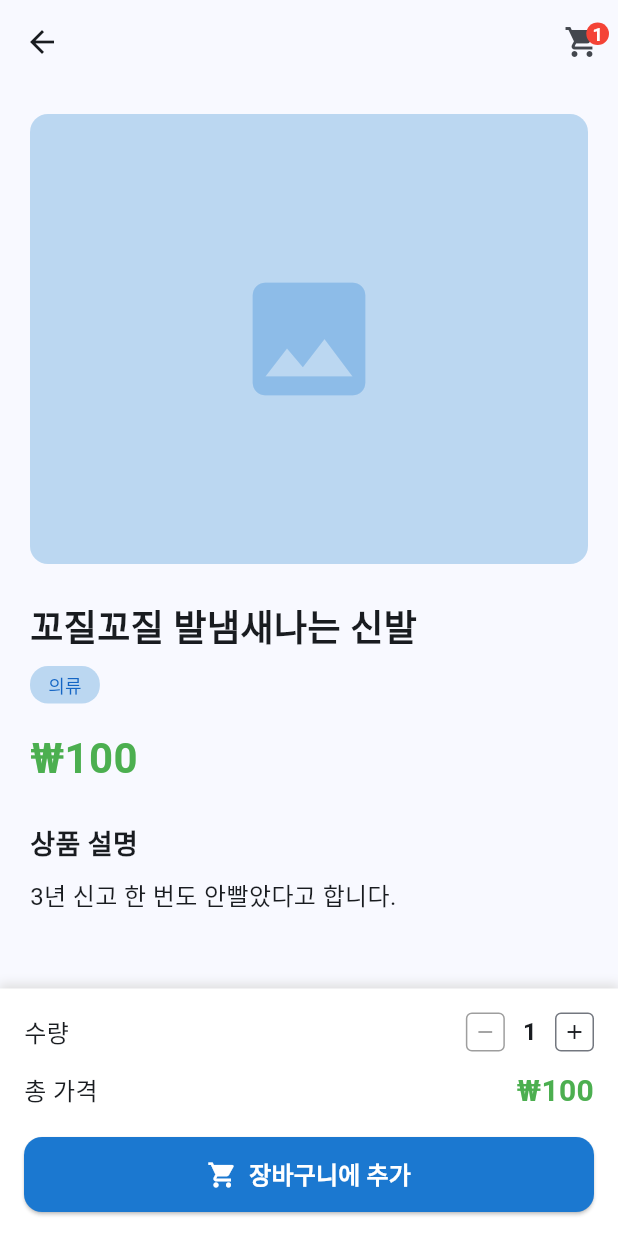
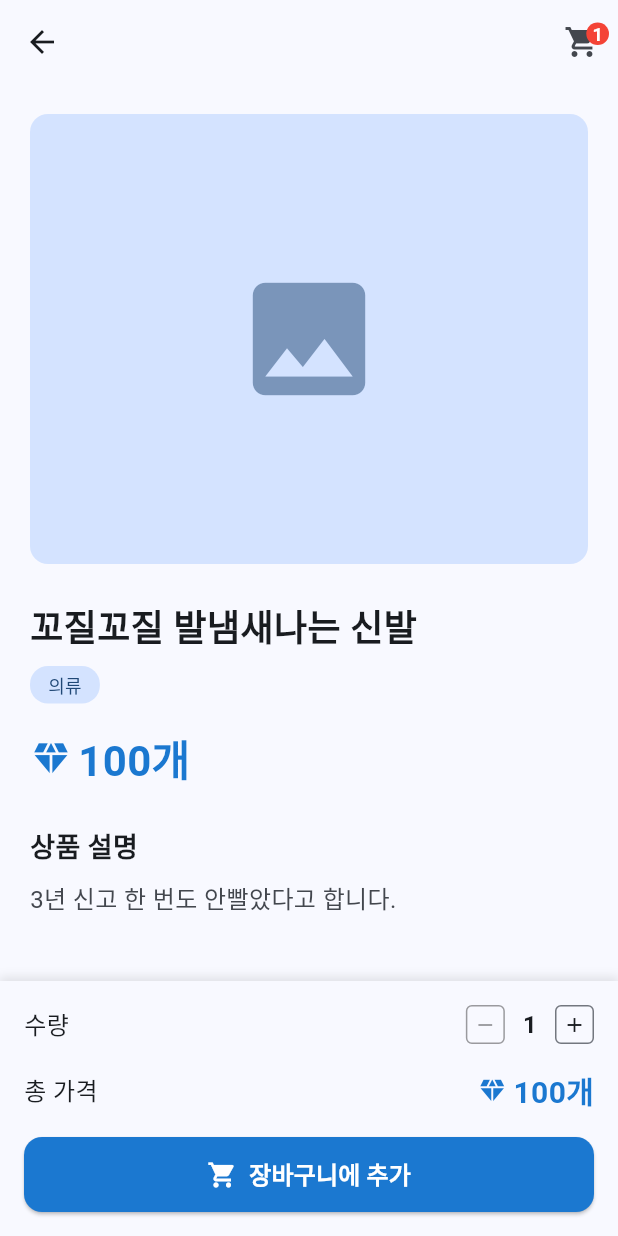
Before and after one commit to fireonmac/sparta-venture-assignments, a Flutter app: the screen it shows after launch, after a tap on an icon or button, on a phone screen of 412 x 824 dp. Run offline on Flutter 3.47's test engine with Material 3 defaults, Android fonts, the phone set to English and light mode, and no system bars; network calls fail.

Commit message:
상세 페이지 다크모드 컬러 충돌 개선

```diff
--- a/flutter_basic_venture/lib/src/view/products/product_detail_screen.dart
+++ b/flutter_basic_venture/lib/src/view/products/product_detail_screen.dart
@@ -30,13 +30,20 @@ class _ProductDetailScreenState extends State<ProductDetailScreen> {
   Widget build(BuildContext context) {
     final productsNotifier = ProductsContainer.of(context);
     final cartNotifier = CartContainer.of(context);
+    final ThemeData theme = Theme.of(context);
+    final ColorScheme colorScheme = theme.colorScheme;
 
     final product = productsNotifier.getProductById(widget.productId);
 
     if (product == null) {
       return Scaffold(
         appBar: AppBar(title: const Text('상품을 찾을 수 없습니다')),
-        body: const Center(child: Text('존재하지 않는 상품입니다.')),
+        body: Center(
+          child: Text(
+            '존재하지 않는 상품입니다.',
+            style: TextStyle(color: colorScheme.onSurface),
+          ),
+        ),
       );
     }
 
@@ -53,13 +60,13 @@ class _ProductDetailScreenState extends State<ProductDetailScreen> {
                 width: double.infinity,
                 height: 300,
                 decoration: BoxDecoration(
-                  color: Styles.primaryColor.shade100,
+                  color: colorScheme.primaryContainer,
                   borderRadius: Styles.cardBorderRadius,
                 ),
                 child: Icon(
                   Icons.image,
                   size: 100,
-                  color: Styles.primaryColor.shade200,
+                  color: colorScheme.onPrimaryContainer.withOpacity(0.5),
                 ),
               ),
 
@@ -68,9 +75,10 @@ class _ProductDetailScreenState extends State<ProductDetailScreen> {
               // 상품명
               Text(
                 product.name,
-                style: const TextStyle(
+                style: TextStyle(
                   fontSize: 24,
                   fontWeight: FontWeight.bold,
+                  color: colorScheme.onSurface,
                 ),
               ),
 
@@ -83,13 +91,13 @@ class _ProductDetailScreenState extends State<ProductDetailScreen> {
                   vertical: 4,
                 ),
                 decoration: BoxDecoration(
-                  color: Styles.primaryColor.shade100,
+                  color: colorScheme.primaryContainer,
                   borderRadius: BorderRadius.circular(12),
                 ),
                 child: Text(
                   product.category,
                   style: TextStyle(
-                    color: Styles.primaryColor.shade700,
+                    color: colorScheme.onPrimaryContainer,
                     fontSize: 12,
                     fontWeight: FontWeight.w500,
                   ),
@@ -99,13 +107,19 @@ class _ProductDetailScreenState extends State<ProductDetailScreen> {
               const SizedBox(height: 16),
 
               // 가격
+              Row(
+                children: [
+                  Icon(Icons.diamond, color: Styles.primaryColor, size: 28),
+                  const SizedBox(width: 4.0),
                   Text(
-                '₩${product.price.toStringAsFixed(0)}',
-                style: const TextStyle(
+                    '${product.price.toStringAsFixed(0)}개',
+                    style: TextStyle(
+                      color: Styles.primaryColor,
+                      fontWeight: FontWeight.bold,
                       fontSize: 28,
-                  fontWeight: FontWeight.bold,
-                  color: Colors.green,
                     ),
+                  ),
+                ],
               ),
 
               const SizedBox(height: 24),
@@ -113,15 +127,20 @@ class _ProductDetailScreenState extends State<ProductDetailScreen> {
               // 상품 설명
               Text(
                 '상품 설명',
-                style: const TextStyle(
+                style: TextStyle(
                   fontSize: 18,
                   fontWeight: FontWeight.bold,
+                  color: colorScheme.onSurface,
                 ),
               ),
               const SizedBox(height: 8),
               Text(
                 product.description,
-                style: const TextStyle(fontSize: 16, height: 1.5),
+                style: TextStyle(
+                  fontSize: 16,
+                  height: 1.5,
+                  color: colorScheme.onSurfaceVariant,
+                ),
               ),
 
               // 하단 여백
@@ -133,10 +152,10 @@ class _ProductDetailScreenState extends State<ProductDetailScreen> {
       bottomNavigationBar: Container(
         padding: const EdgeInsets.all(16),
         decoration: BoxDecoration(
-          color: Colors.white,
+          color: colorScheme.surface,
           boxShadow: [
             BoxShadow(
-              color: Colors.grey.shade300,
+              color: colorScheme.shadow.withOpacity(0.1),
               spreadRadius: 1,
               blurRadius: 5,
               offset: const Offset(0, -2),
@@ -151,9 +170,13 @@ class _ProductDetailScreenState extends State<ProductDetailScreen> {
               Row(
                 mainAxisAlignment: MainAxisAlignment.spaceBetween,
                 children: [
-                  const Text(
+                  Text(
                     '수량',
-                    style: TextStyle(fontSize: 16, fontWeight: FontWeight.w500),
+                    style: TextStyle(
+                      fontSize: 16,
+                      fontWeight: FontWeight.w500,
+                      color: colorScheme.onSurface,
+                    ),
                   ),
                   QuantityControl(
                     quantity: _quantity,
@@ -163,23 +186,34 @@ class _ProductDetailScreenState extends State<ProductDetailScreen> {
                 ],
               ),
 
-              const SizedBox(height: 12),
+              const SizedBox(height: 16),
 
               // 총 가격
               Row(
                 mainAxisAlignment: MainAxisAlignment.spaceBetween,
                 children: [
-                  const Text(
+                  Text(
                     '총 가격',
-                    style: TextStyle(fontSize: 16, fontWeight: FontWeight.w500),
+                    style: TextStyle(
+                      fontSize: 16,
+                      fontWeight: FontWeight.w500,
+                      color: colorScheme.onSurface,
                     ),
+                  ),
+
+                  Row(
+                    children: [
+                      Icon(Icons.diamond, color: Styles.primaryColor, size: 20),
+                      const SizedBox(width: 4.0),
                       Text(
-                    '₩${(product.price * _quantity).toStringAsFixed(0)}',
-                    style: const TextStyle(
+                        '${product.price.toStringAsFixed(0)}개',
+                        style: TextStyle(
+                          color: Styles.primaryColor,
+                          fontWeight: FontWeight.bold,
                           fontSize: 20,
-                      fontWeight: FontWeight.bold,
-                      color: Colors.green,
                         ),
+                      ),
+                    ],
                   ),
                 ],
               ),
@@ -196,8 +230,9 @@ class _ProductDetailScreenState extends State<ProductDetailScreen> {
                     SnackBar(
                       content: Text(
                         '${product.name} $_quantity개가 장바구니에 추가되었습니다.',
+                        style: TextStyle(color: colorScheme.onInverseSurface),
                       ),
-                      backgroundColor: Styles.primaryColor,
+                      backgroundColor: colorScheme.inverseSurface,
                       duration: const Duration(seconds: 2),
                     ),
                   );
```
Lines whose indentation alone changed are shown as unchanged.
